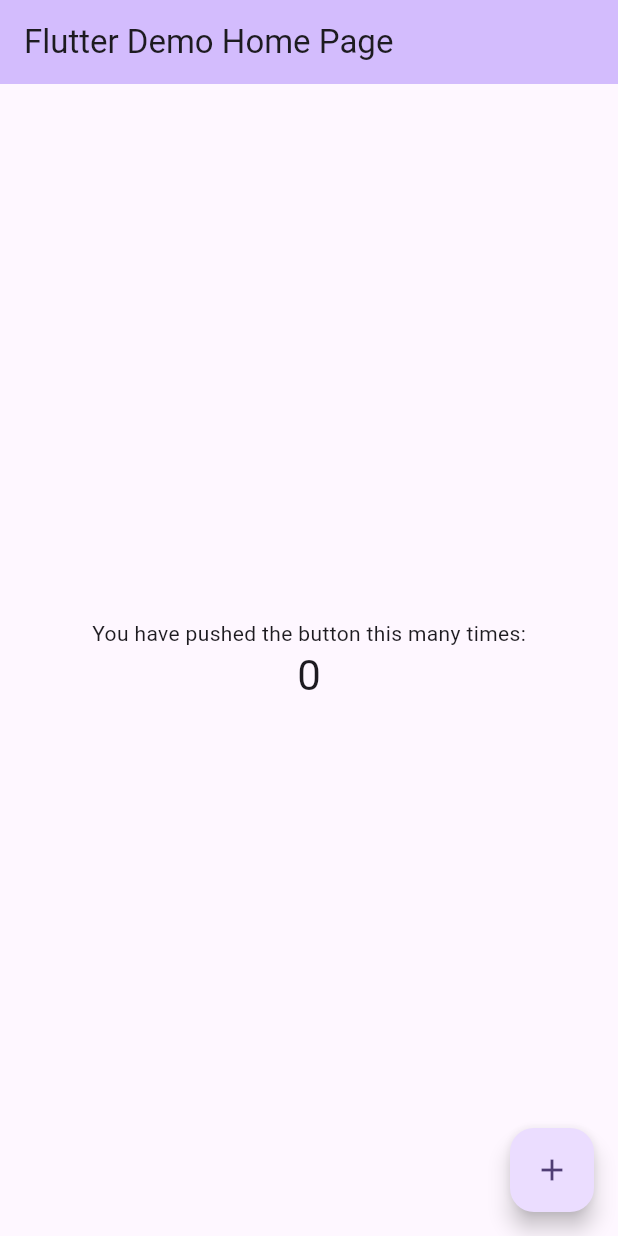
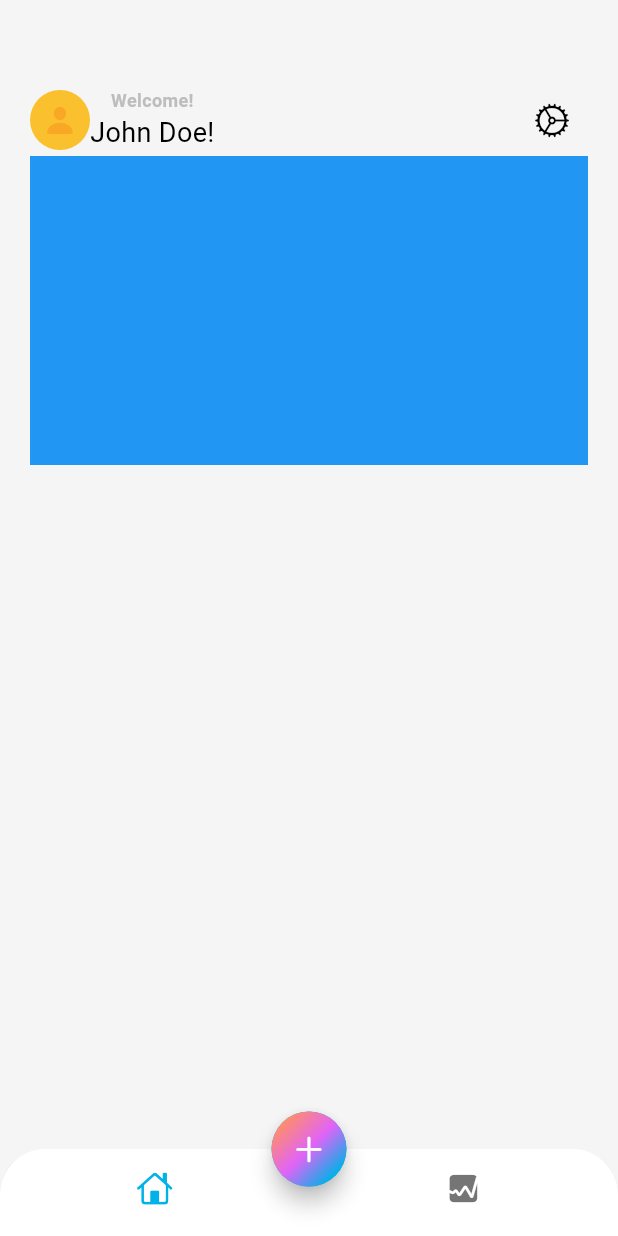
Before and after one commit to Oliphantoken/moody_tasks, a Flutter app: the screen it shows after launch, on a phone screen of 412 x 824 dp. Run offline on Flutter 3.47's test engine with Material 3 defaults, Android fonts, the light colour scheme and no system bars.

Commit message:
Created folder structure and started with home screen

```diff
--- /dev/null
+++ b/lib/app.dart
@@ -0,0 +1,13 @@
+import 'package:expense_tracker/app_view.dart';
+import 'package:flutter/material.dart';
+
+class MyApp extends StatelessWidget {
+  const MyApp({super.key});
+
+  // This widget is the root of your application.
+  @override
+  Widget build(BuildContext context) {
+    return const MyAppView();
+  }
+
+}
--- /dev/null
+++ b/lib/app_view.dart
@@ -0,0 +1,33 @@
+import 'package:expense_tracker/screens/home/views/home_screen.dart';
+import 'package:flutter/material.dart';
+
+
+class MyAppView extends StatelessWidget {
+  const MyAppView({Key? key}) : super(key: key);
+
+  @override
+  Widget build(BuildContext context) {
+    return MaterialApp(
+      debugShowCheckedModeBanner: false,
+      theme: ThemeData(
+        // colorScheme: ColorScheme.fromSeed(
+        //   seedColor: Colors.grey.shade100,
+        //   )
+        colorScheme: ColorScheme.light(
+            surface: Colors.grey.shade100,
+            onSurface: Colors.black,
+            primary: Color(0xFF00B2E7),
+            secondary: Color(0xFFE064F7),
+            tertiary: Color(0xFFFF8D6C),
+            outline: Colors.grey.shade400
+          ),
+        ),
+
+        home: const HomeScreen(),
+
+      );
+
+  }
+}
+
+//
--- a/lib/main.dart
+++ b/lib/main.dart
@@ -1,122 +1,6 @@
+import 'package:expense_tracker/app.dart';
 import 'package:flutter/material.dart';
 
 void main() {
   runApp(const MyApp());
 }
-
-class MyApp extends StatelessWidget {
-  const MyApp({super.key});
-
-  // This widget is the root of your application.
-  @override
-  Widget build(BuildContext context) {
-    return MaterialApp(
-      title: 'Flutter Demo',
-      theme: ThemeData(
-        // This is the theme of your application.
-        //
-        // TRY THIS: Try running your application with "flutter run". You'll see
-        // the application has a purple toolbar. Then, without quitting the app,
-        // try changing the seedColor in the colorScheme below to Colors.green
-        // and then invoke "hot reload" (save your changes or press the "hot
-        // reload" button in a Flutter-supported IDE, or press "r" if you used
-        // the command line to start the app).
-        //
-        // Notice that the counter didn't reset back to zero; the application
-        // state is not lost during the reload. To reset the state, use hot
-        // restart instead.
-        //
-        // This works for code too, not just values: Most code changes can be
-        // tested with just a hot reload.
-        colorScheme: ColorScheme.fromSeed(seedColor: Colors.deepPurple),
-      ),
-      home: const MyHomePage(title: 'Flutter Demo Home Page'),
-    );
-  }
-}
-
-class MyHomePage extends StatefulWidget {
-  const MyHomePage({super.key, required this.title});
-
-  // This widget is the home page of your application. It is stateful, meaning
-  // that it has a State object (defined below) that contains fields that affect
-  // how it looks.
-
-  // This class is the configuration for the state. It holds the values (in this
-  // case the title) provided by the parent (in this case the App widget) and
-  // used by the build method of the State. Fields in a Widget subclass are
-  // always marked "final".
-
-  final String title;
-
-  @override
-  State<MyHomePage> createState() => _MyHomePageState();
-}
-
-class _MyHomePageState extends State<MyHomePage> {
-  int _counter = 0;
-
-  void _incrementCounter() {
-    setState(() {
-      // This call to setState tells the Flutter framework that something has
-      // changed in this State, which causes it to rerun the build method below
-      // so that the display can reflect the updated values. If we changed
-      // _counter without calling setState(), then the build method would not be
-      // called again, and so nothing would appear to happen.
-      _counter++;
-    });
-  }
-
-  @override
-  Widget build(BuildContext context) {
-    // This method is rerun every time setState is called, for instance as done
-    // by the _incrementCounter method above.
-    //
-    // The Flutter framework has been optimized to make rerunning build methods
-    // fast, so that you can just rebuild anything that needs updating rather
-    // than having to individually change instances of widgets.
-    return Scaffold(
-      appBar: AppBar(
-        // TRY THIS: Try changing the color here to a specific color (to
-        // Colors.amber, perhaps?) and trigger a hot reload to see the AppBar
-        // change color while the other colors stay the same.
-        backgroundColor: Theme.of(context).colorScheme.inversePrimary,
-        // Here we take the value from the MyHomePage object that was created by
-        // the App.build method, and use it to set our appbar title.
-        title: Text(widget.title),
-      ),
-      body: Center(
-        // Center is a layout widget. It takes a single child and positions it
-        // in the middle of the parent.
-        child: Column(
-          // Column is also a layout widget. It takes a list of children and
-          // arranges them vertically. By default, it sizes itself to fit its
-          // children horizontally, and tries to be as tall as its parent.
-          //
-          // Column has various properties to control how it sizes itself and
-          // how it positions its children. Here we use mainAxisAlignment to
-          // center the children vertically; the main axis here is the vertical
-          // axis because Columns are vertical (the cross axis would be
-          // horizontal).
-          //
-          // TRY THIS: Invoke "debug painting" (choose the "Toggle Debug Paint"
-          // action in the IDE, or press "p" in the console), to see the
-          // wireframe for each widget.
-          mainAxisAlignment: MainAxisAlignment.center,
-          children: <Widget>[
-            const Text('You have pushed the button this many times:'),
-            Text(
-              '$_counter',
-              style: Theme.of(context).textTheme.headlineMedium,
-            ),
-          ],
-        ),
-      ),
-      floatingActionButton: FloatingActionButton(
-        onPressed: _incrementCounter,
-        tooltip: 'Increment',
-        child: const Icon(Icons.add),
-      ), // This trailing comma makes auto-formatting nicer for build methods.
-    );
-  }
-}
--- /dev/null
+++ b/lib/screens/home/views/home_screen.dart
@@ -0,0 +1,93 @@
+import 'dart:math';
+import 'package:expense_tracker/screens/home/views/main_screen.dart';
+import 'package:flutter/material.dart';
+import 'package:flutter/cupertino.dart';
+
+class HomeScreen extends StatelessWidget {
+  const HomeScreen({super.key});
+
+  @override
+  Widget build(BuildContext context) {
+    return Scaffold(
+      appBar: AppBar(),
+
+      body: const MainScreen(),
+
+      //Bottom Nav Bar
+      bottomNavigationBar: _drawBottomNavigationBar(context),
+
+      //Bottom Add button
+      floatingActionButtonLocation: FloatingActionButtonLocation.centerDocked,
+      floatingActionButton: _drawFloatingActionButton(context)
+
+
+    );
+  }
+
+  ///Bottom Navigation Bar
+  ClipRRect _drawBottomNavigationBar(BuildContext context){
+    return ClipRRect (
+
+      borderRadius: BorderRadius.vertical (
+        top: Radius.circular(30)
+      ),
+
+      child: BottomNavigationBar (
+        backgroundColor: Colors.white,
+        elevation: 3,
+        showSelectedLabels: false,
+        showUnselectedLabels: false,
+        items: const [
+
+          //Home button
+          BottomNavigationBarItem (
+            icon: Icon(CupertinoIcons.home),
+            label: 'Home'
+          ),
+
+          //Stats button
+          BottomNavigationBarItem (
+            icon: Icon(CupertinoIcons.graph_square_fill),
+            label: 'Stats'
+          ),
+
+        ]
+      ),
+    );
+  }
+
+  ///Floating Action Button
+  Container _drawFloatingActionButton(BuildContext context){
+    return Container(
+      width: 50,
+      height: 50,
+
+      child: FloatingActionButton(
+        shape: const CircleBorder(),
+        onPressed: (){},  // Add action here!
+
+        child: Container(
+          width: 50,
+          height: 50,
+          decoration: BoxDecoration(
+            shape: BoxShape.circle,
+            gradient: LinearGradient(
+              colors: [
+                Theme.of(context).colorScheme.tertiary,
+                Theme.of(context).colorScheme.secondary,
+                Theme.of(context).colorScheme.primary,
+              ],
+              transform: const GradientRotation(pi/4),
+            ),
+          ),
+          child: const Icon(
+            CupertinoIcons.add
+            ),
+        ),
+        ),
+    );
+  }
+
+}
+
+//
--- /dev/null
+++ b/lib/screens/home/views/main_screen.dart
@@ -0,0 +1,73 @@
+import 'package:flutter/cupertino.dart';
+import 'package:flutter/material.dart';
+
+class MainScreen extends StatelessWidget {
+  const MainScreen({super.key});
+
+  @override
+  Widget build(BuildContext context) {
+    return Padding(
+      padding: const EdgeInsets.symmetric(horizontal: 20),
+
+      //Vertically list of things
+      child: Column(
+        crossAxisAlignment: CrossAxisAlignment.start,
+        children: [
+          //"App Bar" part
+          Row(
+            mainAxisAlignment: MainAxisAlignment.spaceBetween,
+            children: [
+              //Left side: Profile row
+              Row(
+                children: [
+                  //Profile Icon
+                  Stack(
+                    alignment: Alignment.center,
+                    children: [
+                      //Bg circle
+                      Container( width: 40, height: 40, decoration: BoxDecoration(shape: BoxShape.circle, color: Colors.yellow[700],)),
+                      //Profile icon
+                      Icon(CupertinoIcons.person_fill, color: Colors.yellow[800]),
+                    ],
+                  ),
+
+                  //Column for vertical text order
+                  Column(
+                    children: [
+                      //Greeting
+                      Text("Welcome!", style: TextStyle( fontSize: 12, fontWeight: FontWeight.w600, color: Theme.of(context).colorScheme.outline)),
+                      Text("John Doe!", style: TextStyle( fontSize: 18, fontWeight: FontWeight.w400, color: Theme.of(context).colorScheme.onSurface)),
+                    ]
+                  ),
+
+                ],
+              ),
+
+              //Right side: action buttons
+              IconButton(
+                icon: Icon(CupertinoIcons.settings),
+                onPressed: () {
+                },
+              ),
+
+
+            ],
+          ),
+
+          //Card Box
+          Container (
+            width: MediaQuery.of(context).size.width,
+            height: MediaQuery.of(context).size.width/2,
+            decoration: BoxDecoration(
+              color: Colors.blue,
+            ),
+          )
+
+        ]
+
+
+      ),
+    );
+  }
+
+}
```
Also changed, not shown: 1 other file.
